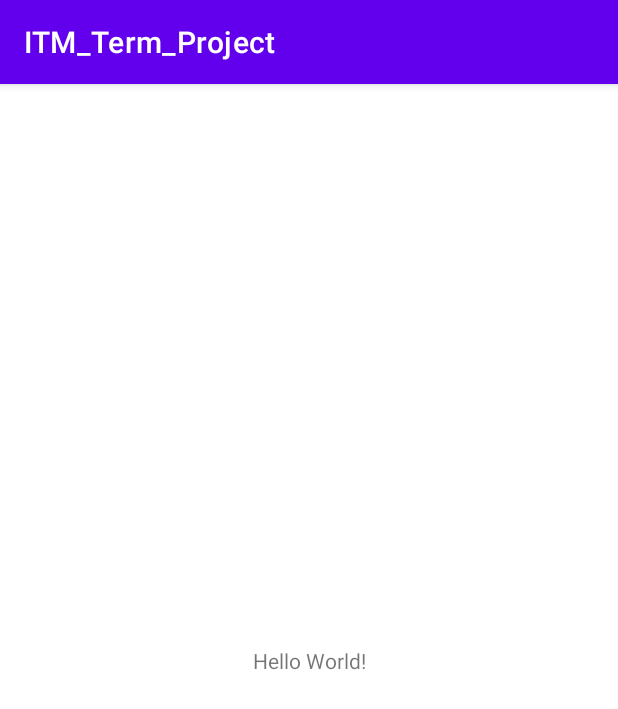
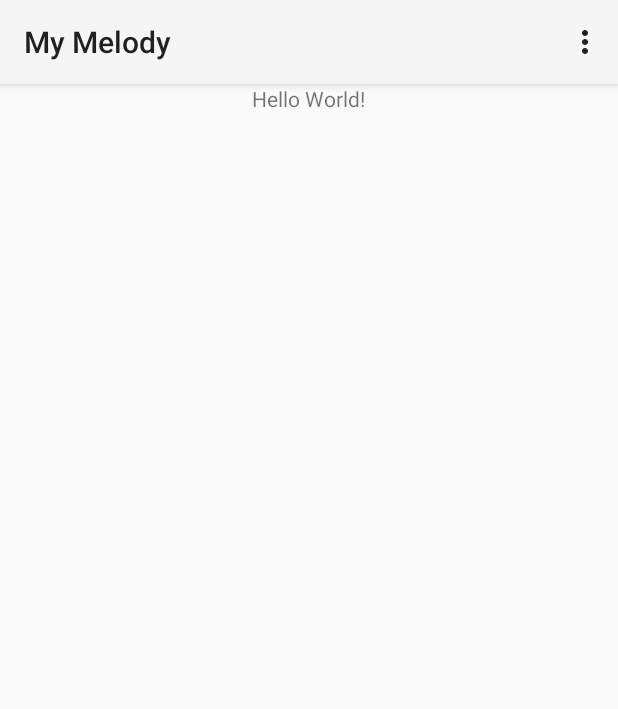
Before and after one commit to dr0oo/ITM_Mobile_Programming, an Android app: the screen it shows after launch (MainActivity), on a phone screen of 412 x 824 dp. Shown: the top 709 px of the screen. Run offline under Robolectric (Android 15) with nearby library versions, the phone set to English and light mode, and no system bars.

Commit message:
appbar: set color set items(pi: personal info, str: storage)

```diff
--- a/app/src/main/AndroidManifest.xml
+++ b/app/src/main/AndroidManifest.xml
@@ -1,5 +1,6 @@
 <?xml version="1.0" encoding="utf-8"?>
 <manifest xmlns:android="http://schemas.android.com/apk/res/android"
+    xmlns:tools="http://schemas.android.com/tools"
     package="com.example.itm_term_project">
 
     <application
@@ -8,10 +9,11 @@
         android:label="@string/app_name"
         android:roundIcon="@mipmap/ic_launcher_round"
         android:supportsRtl="true"
-        android:theme="@style/Theme.ITM_Term_Project">
+        android:theme="@style/Theme.AppCompat.Light.NoActionBar">
         <activity
             android:name=".MainActivity"
-            android:exported="true">
+            android:exported="true"
+            tools:ignore="Instantiatable">
             <intent-filter>
                 <action android:name="android.intent.action.MAIN" />
 
--- a/app/src/main/java/com/example/itm_term_project/MainActivity.kt
+++ b/app/src/main/java/com/example/itm_term_project/MainActivity.kt
@@ -1,11 +1,43 @@
 package com.example.itm_term_project
 
+import android.os.Bundle
+import android.view.Menu
+import android.view.MenuInflater
+import android.view.MenuItem
 import androidx.appcompat.app.AppCompatActivity
-import android.os.Bundle
 
 class MainActivity : AppCompatActivity() {
     override fun onCreate(savedInstanceState: Bundle?) {
         super.onCreate(savedInstanceState)
         setContentView(R.layout.activity_main)
+
+        setSupportActionBar(findViewById(R.id.my_toolbar))
+
     }
+
+    override fun onCreateOptionsMenu(menu: Menu): Boolean {
+        val inflater: MenuInflater = menuInflater
+        inflater.inflate(R.menu.main_menu, menu)
+        return true
+    }
+
+    override fun onOptionsItemSelected(item: MenuItem) = when (item.itemId) {
+        R.id.pi -> {
+            // User chose the "Settings" item, show the app settings UI...
+            true
+        }
+
+        R.id.str -> {
+            // User chose the "Favorite" action, mark the current item
+            // as a favorite...
+            true
+        }
+
+        else -> {
+            // If we got here, the user's action was not recognized.
+            // Invoke the superclass to handle it.
+            super.onOptionsItemSelected(item)
+        }
+    }
+
 }
--- /dev/null
+++ b/app/src/main/res/drawable/ic_baseline_menu_24.xml
@@ -0,0 +1,10 @@
+<vector xmlns:android="http://schemas.android.com/apk/res/android"
+    android:width="24dp"
+    android:height="24dp"
+    android:viewportWidth="24"
+    android:viewportHeight="24"
+    android:tint="?attr/colorControlNormal">
+  <path
+      android:fillColor="@android:color/white"
+      android:pathData="M3,18h18v-2L3,16v2zM3,13h18v-2L3,11v2zM3,6v2h18L21,6L3,6z"/>
+</vector>
--- a/app/src/main/res/layout/activity_main.xml
+++ b/app/src/main/res/layout/activity_main.xml
@@ -1,18 +1,26 @@
 <?xml version="1.0" encoding="utf-8"?>
-<androidx.constraintlayout.widget.ConstraintLayout xmlns:android="http://schemas.android.com/apk/res/android"
+<LinearLayout
+    xmlns:android="http://schemas.android.com/apk/res/android"
     xmlns:app="http://schemas.android.com/apk/res-auto"
     xmlns:tools="http://schemas.android.com/tools"
     android:layout_width="match_parent"
     android:layout_height="match_parent"
-    tools:context=".MainActivity">
+    tools:context=".MainActivity"
+    android:orientation="vertical">
+
+    <androidx.appcompat.widget.Toolbar
+        android:id="@+id/my_toolbar"
+        android:layout_width="match_parent"
+        android:layout_height="?attr/actionBarSize"
+        android:background="?attr/colorPrimary"
+        android:elevation="4dp"
+        android:theme="@style/ThemeOverlay.AppCompat.ActionBar"
+        app:popupTheme="@style/ThemeOverlay.AppCompat.Light" />
 
     <TextView
         android:layout_width="wrap_content"
         android:layout_height="wrap_content"
         android:text="Hello World!"
-        app:layout_constraintBottom_toBottomOf="parent"
-        app:layout_constraintLeft_toLeftOf="parent"
-        app:layout_constraintRight_toRightOf="parent"
-        app:layout_constraintTop_toTopOf="parent" />
+        android:layout_gravity="center"/>
 
-</androidx.constraintlayout.widget.ConstraintLayout>
+</LinearLayout>
--- /dev/null
+++ b/app/src/main/res/menu/main_menu.xml
@@ -0,0 +1,19 @@
+<?xml version="1.0" encoding="utf-8"?>
+<menu
+    xmlns:android="http://schemas.android.com/apk/res/android"
+    xmlns:app="http://schemas.android.com/apk/res-auto">
+
+    <!-- "Mark Favorite", should appear as action button if possible -->
+    <item
+        android:id="@+id/pi"
+        android:icon="@drawable/ic_baseline_menu_24"
+        android:title="@string/pi"
+        app:showAsAction="never"/>
+
+    <!-- Settings, should always be in the overflow -->
+    <item android:id="@+id/str"
+        android:title="@string/str"
+        app:showAsAction="never"/>
+
+
+</menu>
--- a/app/src/main/res/values/colors.xml
+++ b/app/src/main/res/values/colors.xml
@@ -7,4 +7,5 @@
     <color name="teal_700">#FF018786</color>
     <color name="black">#FF000000</color>
     <color name="white">#FFFFFFFF</color>
+    <color name="appbar">#b0c4b1</color>
 </resources>
--- a/app/src/main/res/values/strings.xml
+++ b/app/src/main/res/values/strings.xml
@@ -1,3 +1,7 @@
 <resources>
-    <string name="app_name">ITM_Term_Project</string>
+    <string name="app_name">My Melody</string>
+
+    <string name="pi">Personal Information</string>
+    <string name="str">Score Storage</string>
+
 </resources>
--- a/app/src/main/res/values/themes.xml
+++ b/app/src/main/res/values/themes.xml
@@ -2,7 +2,7 @@
     <!-- Base application theme. -->
     <style name="Theme.ITM_Term_Project" parent="Theme.MaterialComponents.DayNight.DarkActionBar">
         <!-- Primary brand color. -->
-        <item name="colorPrimary">@color/purple_500</item>
+        <item name="colorPrimary">@color/appbar</item>
         <item name="colorPrimaryVariant">@color/purple_700</item>
         <item name="colorOnPrimary">@color/white</item>
         <!-- Secondary brand color. -->
```
Also changed, not shown: app/build.gradle (+6 -3 lines).
